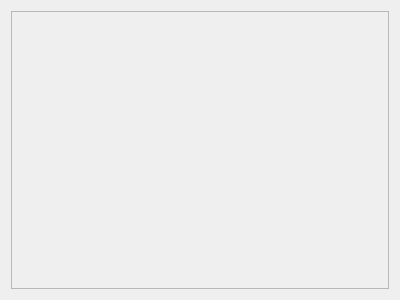
The window that drc/gui/reswareportform.ui (lansdon/cpts483_drc) describes before a commit, drawn with Qt 5.
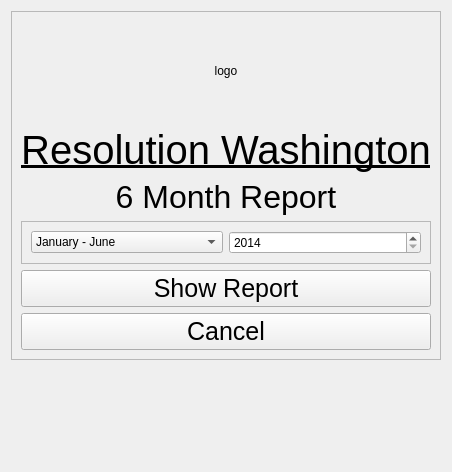
The same window after the commit.

Commit message: ResWa Report menu. Adds ReportRequest class for holding mediator requests for ResWa Report object. (model not yet started)

```diff
--- a/drc/gui/reswareportform.ui
+++ b/drc/gui/reswareportform.ui
@@ -6,24 +6,187 @@
    <rect>
     <x>0</x>
     <y>0</y>
-    <width>400</width>
-    <height>300</height>
+    <width>436</width>
+    <height>472</height>
    </rect>
   </property>
   <property name="windowTitle">
    <string>Form</string>
   </property>
   <layout class="QGridLayout" name="gridLayout">
-   <item row="0" column="0">
-    <widget class="QFrame" name="reportFrame">
+   <item row="0" column="1">
+    <widget class="QFrame" name="frame">
      <property name="frameShape">
       <enum>QFrame::StyledPanel</enum>
      </property>
      <property name="frameShadow">
       <enum>QFrame::Raised</enum>
      </property>
+     <layout class="QVBoxLayout" name="verticalLayout">
+      <item>
+       <widget class="QLabel" name="reswaLogoLabel">
+        <property name="minimumSize">
+         <size>
+          <width>0</width>
+          <height>100</height>
+         </size>
+        </property>
+        <property name="text">
+         <string>logo</string>
+        </property>
+        <property name="alignment">
+         <set>Qt::AlignCenter</set>
+        </property>
+       </widget>
+      </item>
+      <item>
+       <widget class="QLabel" name="titleLabel">
+        <property name="maximumSize">
+         <size>
+          <width>16777215</width>
+          <height>60</height>
+         </size>
+        </property>
+        <property name="font">
+         <font>
+          <pointsize>30</pointsize>
+          <underline>true</underline>
+         </font>
+        </property>
+        <property name="text">
+         <string>Resolution Washington</string>
+        </property>
+        <property name="alignment">
+         <set>Qt::AlignCenter</set>
+        </property>
+       </widget>
+      </item>
+      <item>
+       <widget class="QLabel" name="subtitleLabel">
+        <property name="maximumSize">
+         <size>
+          <width>16777215</width>
+          <height>40</height>
+         </size>
+        </property>
+        <property name="font">
+         <font>
+          <pointsize>24</pointsize>
+         </font>
+        </property>
+        <property name="text">
+         <string>6 Month Report</string>
+        </property>
+        <property name="alignment">
+         <set>Qt::AlignCenter</set>
+        </property>
+       </widget>
+      </item>
+      <item>
+       <widget class="QFrame" name="paramsFrame">
+        <property name="frameShape">
+         <enum>QFrame::StyledPanel</enum>
+        </property>
+        <property name="frameShadow">
+         <enum>QFrame::Raised</enum>
+        </property>
+        <layout class="QHBoxLayout" name="horizontalLayout">
+         <item>
+          <widget class="QComboBox" name="yearHalfComboBox">
+           <item>
+            <property name="text">
+             <string>January - June</string>
+            </property>
+           </item>
+           <item>
+            <property name="text">
+             <string>July - December</string>
+            </property>
+           </item>
+          </widget>
+         </item>
+         <item>
+          <widget class="QSpinBox" name="yearSpinBox">
+           <property name="readOnly">
+            <bool>false</bool>
+           </property>
+           <property name="minimum">
+            <number>2014</number>
+           </property>
+           <property name="maximum">
+            <number>3014</number>
+           </property>
+          </widget>
+         </item>
+        </layout>
+       </widget>
+      </item>
+      <item>
+       <widget class="QPushButton" name="showResportBtn">
+        <property name="font">
+         <font>
+          <pointsize>19</pointsize>
+         </font>
+        </property>
+        <property name="text">
+         <string>Show Report</string>
+        </property>
+       </widget>
+      </item>
+      <item>
+       <widget class="QPushButton" name="cancelBtn">
+        <property name="font">
+         <font>
+          <pointsize>19</pointsize>
+         </font>
+        </property>
+        <property name="text">
+         <string>Cancel</string>
+        </property>
+       </widget>
+      </item>
+     </layout>
     </widget>
    </item>
+   <item row="0" column="2">
+    <spacer name="horizontalSpacer_2">
+     <property name="orientation">
+      <enum>Qt::Horizontal</enum>
+     </property>
+     <property name="sizeHint" stdset="0">
+      <size>
+       <width>40</width>
+       <height>20</height>
+      </size>
+     </property>
+    </spacer>
+   </item>
+   <item row="0" column="0">
+    <spacer name="horizontalSpacer">
+     <property name="orientation">
+      <enum>Qt::Horizontal</enum>
+     </property>
+     <property name="sizeHint" stdset="0">
+      <size>
+       <width>40</width>
+       <height>20</height>
+      </size>
+     </property>
+    </spacer>
+   </item>
+   <item row="1" column="1">
+    <spacer name="verticalSpacer_2">
+     <property name="orientation">
+      <enum>Qt::Vertical</enum>
+     </property>
+     <property name="sizeHint" stdset="0">
+      <size>
+       <width>20</width>
+       <height>40</height>
+      </size>
+     </property>
+    </spacer>
+   </item>
   </layout>
  </widget>
  <resources/>
```
The commit also changes 5 other files.
